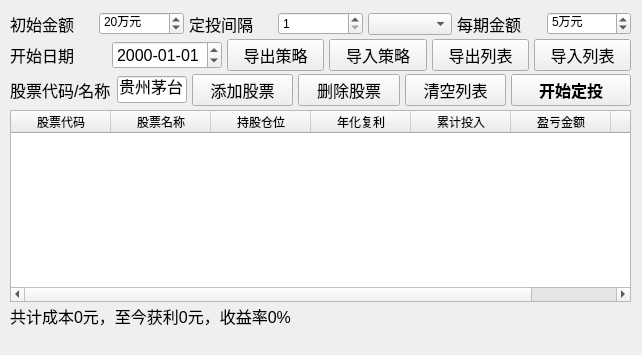
Above: QtDesign/ScheduledInvestment.ui from victor647/QuantumStockTrade before the change. Below: the same form after it.
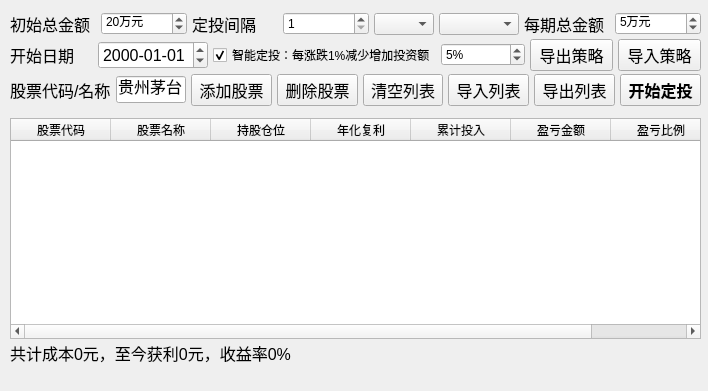
That is the form after the change.

Commit message: 定投功能优化

```diff
--- a/QtDesign/ScheduledInvestment.ui
+++ b/QtDesign/ScheduledInvestment.ui
@@ -6,8 +6,8 @@
    <rect>
     <x>0</x>
     <y>0</y>
-    <width>642</width>
-    <height>355</height>
+    <width>708</width>
+    <height>391</height>
    </rect>
   </property>
   <property name="windowTitle">
@@ -18,9 +18,9 @@
     <property name="geometry">
      <rect>
       <x>10</x>
-      <y>110</y>
-      <width>621</width>
-      <height>192</height>
+      <y>118</y>
+      <width>691</width>
+      <height>221</height>
      </rect>
     </property>
     <property name="sortingEnabled">
@@ -66,7 +66,7 @@
     <property name="geometry">
      <rect>
       <x>10</x>
-      <y>303</y>
+      <y>340</y>
       <width>611</width>
       <height>25</height>
      </rect>
@@ -86,7 +86,7 @@
      <rect>
       <x>10</x>
       <y>9</y>
-      <width>621</width>
+      <width>691</width>
       <height>103</height>
      </rect>
     </property>
@@ -108,7 +108,7 @@
           </font>
          </property>
          <property name="text">
-          <string>初始金额</string>
+          <string>初始总金额</string>
          </property>
         </widget>
        </item>
@@ -169,6 +169,27 @@
        </item>
        <item>
         <widget class="QComboBox" name="cbbIntervalType">
+         <property name="maximumSize">
+          <size>
+           <width>60</width>
+           <height>16777215</height>
+          </size>
+         </property>
+         <property name="font">
+          <font>
+           <family>Helvetica</family>
+          </font>
+         </property>
+        </widget>
+       </item>
+       <item>
+        <widget class="QComboBox" name="cbbInvestTime">
+         <property name="maximumSize">
+          <size>
+           <width>80</width>
+           <height>16777215</height>
+          </size>
+         </property>
          <property name="font">
           <font>
            <family>Helvetica</family>
@@ -185,7 +206,7 @@
           </font>
          </property>
          <property name="text">
-          <string>每期金额</string>
+          <string>每期总金额</string>
          </property>
         </widget>
        </item>
@@ -246,6 +267,40 @@
          </property>
         </widget>
        </item>
+       <item>
+        <widget class="QCheckBox" name="cbxSmartInvesting">
+         <property name="text">
+          <string>智能定投：每涨跌1%减少增加投资额</string>
+         </property>
+         <property name="checked">
+          <bool>true</bool>
+         </property>
+        </widget>
+       </item>
+       <item>
+        <widget class="QSpinBox" name="spbSmartInvestFactor">
+         <property name="font">
+          <font>
+           <family>Helvetica</family>
+          </font>
+         </property>
+         <property name="suffix">
+          <string>%</string>
+         </property>
+         <property name="prefix">
+          <string/>
+         </property>
+         <property name="minimum">
+          <number>1</number>
+         </property>
+         <property name="maximum">
+          <number>20</number>
+         </property>
+         <property name="value">
+          <number>5</number>
+         </property>
+        </widget>
+       </item>
        <item>
         <widget class="QPushButton" name="btnExportPlan">
          <property name="font">
@@ -272,32 +327,6 @@
          </property>
         </widget>
        </item>
-       <item>
-        <widget class="QPushButton" name="btnExportStockList">
-         <property name="font">
-          <font>
-           <family>Helvetica</family>
-           <pointsize>12</pointsize>
-          </font>
-         </property>
-         <property name="text">
-          <string>导出列表</string>
-         </property>
-        </widget>
-       </item>
-       <item>
-        <widget class="QPushButton" name="btnImportStockList">
-         <property name="font">
-          <font>
-           <family>Helvetica</family>
-           <pointsize>12</pointsize>
-          </font>
-         </property>
-         <property name="text">
-          <string>导入列表</string>
-         </property>
-        </widget>
-       </item>
       </layout>
      </item>
      <item>
@@ -379,14 +408,34 @@
          </property>
         </widget>
        </item>
+       <item>
+        <widget class="QPushButton" name="btnImportStockList">
+         <property name="font">
+          <font>
+           <family>Helvetica</family>
+           <pointsize>12</pointsize>
+          </font>
+         </property>
+         <property name="text">
+          <string>导入列表</string>
+         </property>
+        </widget>
+       </item>
+       <item>
+        <widget class="QPushButton" name="btnExportStockList">
+         <property name="font">
+          <font>
+           <family>Helvetica</family>
+           <pointsize>12</pointsize>
+          </font>
+         </property>
+         <property name="text">
+          <string>导出列表</string>
+         </property>
+        </widget>
+       </item>
        <item>
         <widget class="QPushButton" name="btnStartInvesting">
-         <property name="minimumSize">
-          <size>
-           <width>120</width>
-           <height>0</height>
-          </size>
-         </property>
          <property name="font">
           <font>
            <family>Helvetica</family>
```
Left out of the diff: 32 changed lines with no effect on the pictures. The commit also changes 8 other files.
